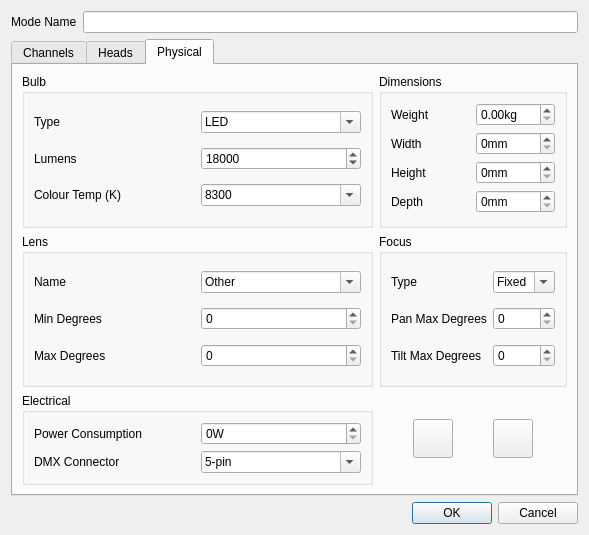
Above: fixtureeditor/editmode.ui from mcallegari/qlcplus before the change. Below: the same form after it.
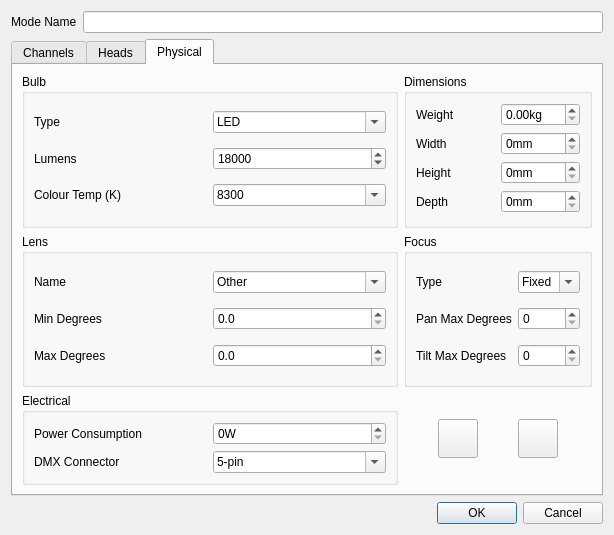
That is the form after the change. The open tabs and pages were chosen to show the change. Icons and pictures are not drawn.

Commit message: Make Lens degrees type qreal - Robe Robin 600E Beam has max degree 6.5

The edit to the form file:
```diff
--- a/fixtureeditor/editmode.ui
+++ b/fixtureeditor/editmode.ui
@@ -6,7 +6,7 @@
    <rect>
     <x>0</x>
     <y>0</y>
-    <width>589</width>
+    <width>614</width>
     <height>535</height>
    </rect>
   </property>
@@ -777,16 +777,6 @@
             </property>
            </widget>
           </item>
-          <item row="1" column="1">
-           <widget class="QSpinBox" name="m_lensDegreesMinSpin">
-            <property name="accelerated">
-             <bool>true</bool>
-            </property>
-            <property name="maximum">
-             <number>360</number>
-            </property>
-           </widget>
-          </item>
           <item row="2" column="0">
            <widget class="QLabel" name="m_lensDegreesMaxLabel">
             <property name="text">
@@ -795,12 +785,28 @@
            </widget>
           </item>
           <item row="2" column="1">
-           <widget class="QSpinBox" name="m_lensDegreesMaxSpin">
+           <widget class="QDoubleSpinBox" name="m_lensDegreesMaxSpin">
             <property name="accelerated">
              <bool>true</bool>
             </property>
+            <property name="decimals">
+             <number>1</number>
+            </property>
             <property name="maximum">
-             <number>360</number>
+             <double>360.000000000000000</double>
+            </property>
+           </widget>
+          </item>
+          <item row="1" column="1">
+           <widget class="QDoubleSpinBox" name="m_lensDegreesMinSpin">
+            <property name="accelerated">
+             <bool>true</bool>
+            </property>
+            <property name="decimals">
+             <number>1</number>
+            </property>
+            <property name="maximum">
+             <double>360.000000000000000</double>
             </property>
            </widget>
           </item>
```
Left out of the diff: 10 changed lines with no effect on the pictures. The commit also changes 3 other files.
